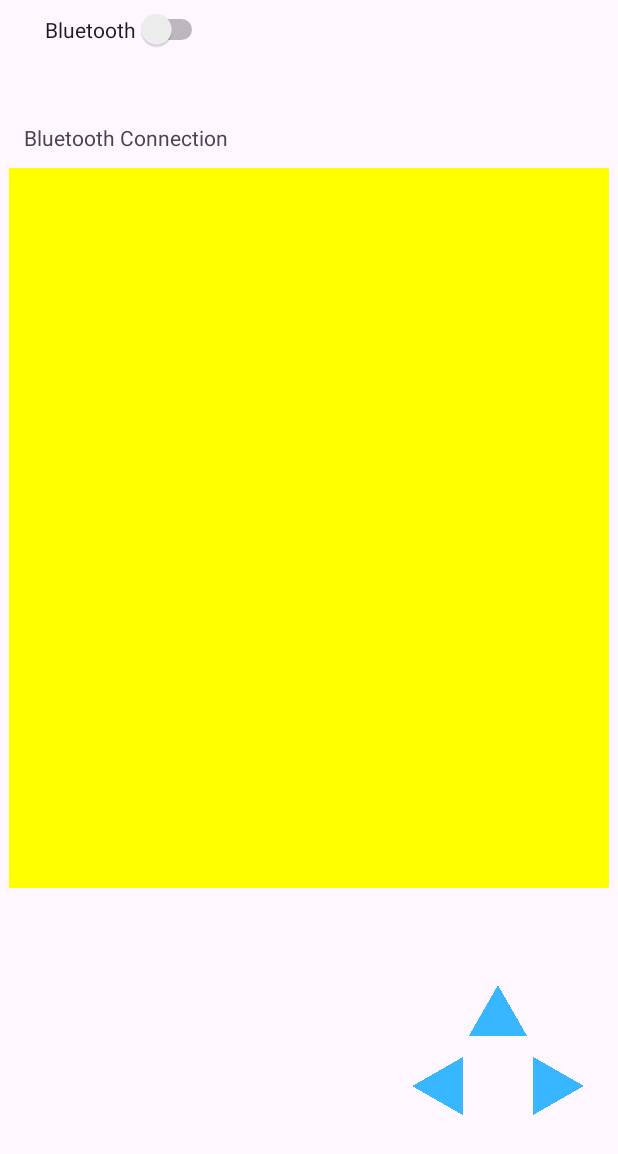
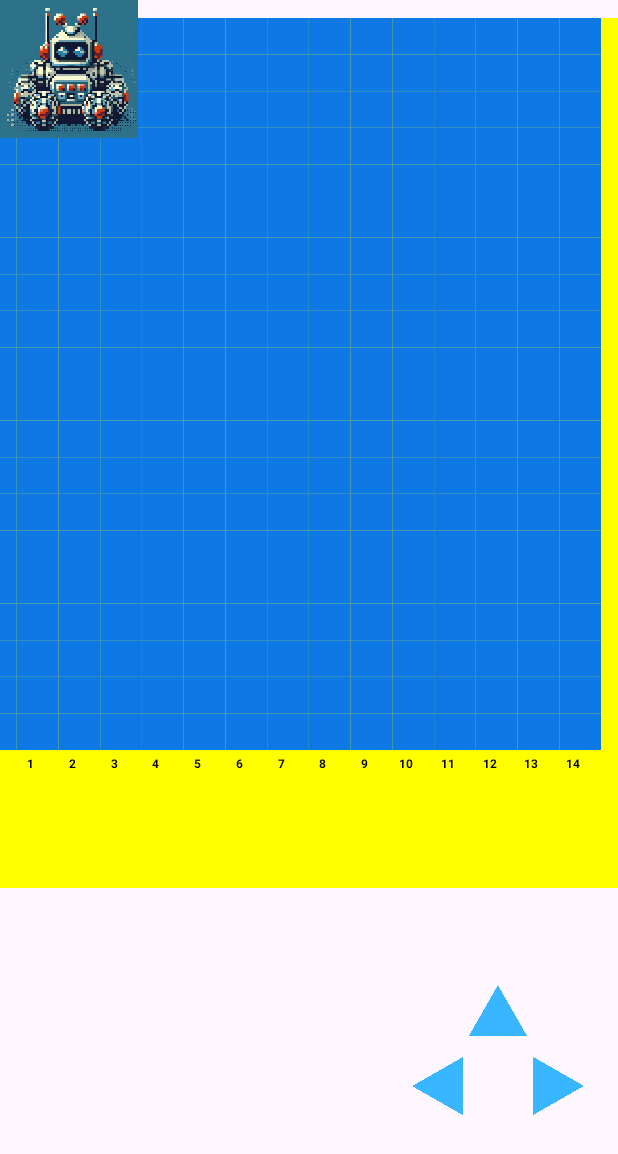
Before and after one commit to Arielace3/MDPProject, an Android app: the screen it shows after launch (MainActivity), on a phone screen of 412 x 824 dp. Shown: the top 1154 px of the screen. Run offline under Robolectric (Android 15) with nearby library versions, the phone set to English and light mode, and no system bars; 1 statement that could not run was skipped.

Commit message:
update Map class to display map grid Classes added: Cell, Constant

```diff
--- a/app/src/main/java/com/example/mdpproject/BluetoothConnection.java
+++ b/app/src/main/java/com/example/mdpproject/BluetoothConnection.java
@@ -71,7 +71,7 @@ public class BluetoothConnection extends AppCompatActivity {
         setContentView(R.layout.activity_main);
 
         Button btnONOFF = findViewById(R.id.btnONOFF);
-        bluetoothStatus = findViewById(R.id.bluetoothStatus);
+//        bluetoothStatus = findViewById(R.id.bluetoothStatus);
 
         Map map = findViewById(R.id.map);
 
--- /dev/null
+++ b/app/src/main/java/com/example/mdpproject/Cell.java
@@ -0,0 +1,55 @@
+package com.example.mdpproject;
+
+import android.graphics.Paint;
+
+//Cell Class
+public class Cell {
+
+    public float startX, startY, endX, endY;
+    public Paint paint;
+    public boolean imgFlag;
+    public int id = -1;
+
+    String type;
+
+    //repeated - create a color thing
+    private Paint obstacleColor = new Paint();
+    private Paint robotColor = new Paint();
+    private Paint unexploredCellColor = new Paint();
+    private Paint exploredCellColor = new Paint();
+
+    public Cell(float startX, float startY, float endX, float endY, Paint paint) {
+        this.startX = startX;
+        this.startY = startY;
+        this.endX = endX;
+        this.endY = endY;
+        this.paint = paint;
+        this.imgFlag = false;
+    }
+
+    public void setType(String type) {
+        this.type = type;
+        switch (type) {
+            case "obstacle":
+                this.paint = obstacleColor;
+                break;
+            case "robot":
+                this.paint = robotColor;
+                break;
+            case "unexplored":
+                this.paint = unexploredCellColor;
+                break;
+            case "explored":
+                this.paint = exploredCellColor;
+                break;
+
+            default:
+                break;
+        }
+    }
+
+    public int getId() {
+        return this.id;
+    }
+
+}
--- /dev/null
+++ b/app/src/main/java/com/example/mdpproject/Constants.java
@@ -0,0 +1,15 @@
+package com.example.mdpproject;
+
+public class Constants {
+
+    public static final String UP = "Up";
+    public static final String DOWN = "Down";
+    public static final String LEFT = "Left";
+    public static final String RIGHT = "Right";
+    public static final String NORTH = "N";
+    public static final String SOUTH = "S";
+    public static final String EAST = "E";
+    public static final String WEST = "W";
+    public static final String NONE = "None";
+
+}
--- a/app/src/main/java/com/example/mdpproject/MainActivity.java
+++ b/app/src/main/java/com/example/mdpproject/MainActivity.java
@@ -3,10 +3,16 @@ package com.example.mdpproject;
 import android.os.Bundle;
 import android.view.View;
 import android.widget.ImageButton;
+import android.widget.ImageView;
+
 
 import androidx.appcompat.app.AppCompatActivity;
 
 public class MainActivity extends AppCompatActivity{
+
+    private static ImageView robot;
+    private static Map map;
+    private static int rotation = 0;
 
     @Override
     protected void onCreate(Bundle savedInstanceState) {
@@ -21,18 +27,23 @@ public class MainActivity extends AppCompatActivity{
         View.OnClickListener movementOnClickListener = new View.OnClickListener() {
             @Override
             public void onClick(View view) {
-
+                if (robot.getVisibility() == View.INVISIBLE) {
+                    return;
+                }
                 String instruction = "_";
 
                 //constant expression issue, not sure why
 //                switch (view.getId()) {
 //                    case R.id.arrowForward:
+                          masterRobotMovement(Constants.UP);
 //                        instruction = "f";
 //                        break;
 //                    case R.id.arrowRight:
+                          masterRobotMovement(Constants.RIGHT);
 //                        instruction = "r";
 //                        break;
 //                    case R.id.arrowLeft:
+                          masterRobotMovement(Constants.LEFT);
 //                        instruction = "l";
 //                        break;
 //                }
@@ -45,6 +56,26 @@ public class MainActivity extends AppCompatActivity{
         forwardButton.setOnClickListener(movementOnClickListener);
         rightButton.setOnClickListener(movementOnClickListener);
         leftButton.setOnClickListener(movementOnClickListener);
+
+        //ROBOT settings - KEEP IT INVISIBLE AT FIRST
+//        robot = (ImageView) findViewById(R.id.robotcar);
+//
+//        if (map.getCanDrawRobot()) {
+//            robot.setVisibility(View.VISIBLE);
+//            rotation = map.convertFacingToRotation(map.getRobotFacing());
+//            trackRobot();
+//        } else {
+//            robot.setVisibility(View.INVISIBLE);
+//        }
     }
 
+    private void trackRobot() {
+    }
+
+
+    private void masterRobotMovement(String direction) {
+        //various robot movements
+    }
+
+
 }
--- a/app/src/main/java/com/example/mdpproject/Map.java
+++ b/app/src/main/java/com/example/mdpproject/Map.java
@@ -1,48 +1,202 @@
 package com.example.mdpproject;
 
+import com.example.mdpproject.Cell;
 import android.content.Context;
 import android.graphics.Canvas;
 import android.graphics.Color;
 import android.graphics.Paint;
+import android.graphics.Typeface;
 import android.util.AttributeSet;
 import android.util.Log;
 import android.view.View;
 
+import java.util.ArrayList;
+
 public class Map extends View {
 
     private static final String TAG = "Map";
-    private Paint paint;
+    private static Cell[][] cells;
+    private static float cellSizeX,cellSizeY;
+    private static final int COLS = 15, ROWS = 20;
+    private static int[] curCoord = new int[]{1, 1};
+    private static ArrayList<int[]> obstacleCoord = new ArrayList<>();
+    private Paint background, unexploredPaint, gridNumberPaint, wallPaint;
+    private static boolean canDrawRobot = false;
+    private static String robotFacing = Constants.NONE;
+    private static int robotSize = 3;
 
     public Map(Context context, AttributeSet attrs) {
         super(context, attrs);
-        init();
-    }
-
-    private void init() {
-        paint = new Paint();
-        paint.setColor(Color.RED); // Set paint color to red
-        paint.setStyle(Paint.Style.FILL); // Fill the shape
+//        init();
+        createAllPaint();
     }
 
     @Override
     protected void onDraw(Canvas canvas) {
+        Log.d(TAG, "onDraw() called");
         super.onDraw(canvas);
 
+        canvas.drawColor(Color.YELLOW);
         // Get the width and height of the view
         int width = getWidth();
         int height = getHeight();
+//       Log width and height (for debugging purposes)
+         Log.d(TAG, "Width: " + width + ", Height: " + height);
+        cellSizeX = (float) 626 / COLS;
+        cellSizeY = (float) 732 / ROWS;
+        Log.d(TAG, "Cell sizeX: " + String.valueOf(cellSizeX) + ", Cell sizeY: " + String.valueOf(cellSizeY));
 
-//         Log width and height (for debugging purposes)
-         Log.d(TAG, "Width: " + width + ", Height: " + height);
+        canvas.translate(40, 0);
+        createCell();
+        drawCell(canvas);
+        drawGridNumber(canvas);
+        drawRobot(canvas, curCoord);
+        drawObstacles(canvas, obstacleCoord);
 
-        canvas.drawColor(Color.YELLOW);
-        // Draw a red rectangle that occupies a quarter of the view's width and height
-//        canvas.drawRect(
-//                width / 4, // left
-//                height / 4, // top
-//                (width / 4) * 3, // right
-//                (height / 4) * 3, // bottom
-//                paint
-//        );
+
     }
+
+    private void createAllPaint(){
+        //COLOR FOR UNEXPLORED PATH
+        unexploredPaint = new Paint();
+        unexploredPaint.setColor(Color.parseColor("#0E79E5"));
+
+        gridNumberPaint = new Paint();
+        gridNumberPaint.setColor(Color.BLACK);
+        gridNumberPaint.setTextSize(12);
+        gridNumberPaint.setTypeface(Typeface.DEFAULT_BOLD);
+
+    }
+
+    private void createCell() {
+        Log.d(TAG, "createCell() called");
+        cells = new Cell[COLS][ROWS];
+
+        for (int x = 0; x < COLS; x++) {
+            for (int y = 0; y < ROWS; y++) {
+                cells[x][y] = new Cell(x * cellSizeX, y * cellSizeY, (x + 1) * cellSizeX, (y + 1) * cellSizeY, unexploredPaint);
+            }
+        }
+
+    }
+
+    private void drawCell(Canvas canvas){
+        Log.d(TAG, "drawCell() called");
+        for (int x = 0; x < COLS; x++) {
+            for (int y = 0; y < ROWS; y++) {
+                //DRAW EACH INDIVIDUAL CELL
+                canvas.drawRect(cells[x][y].startX,cells[x][y].startY,cells[x][y].endX,cells[x][y].endY,cells[x][y].paint);
+            }
+        }
+    }
+
+    //See if better
+//    public void drawCell(Canvas canvas) {
+//        for (int x = 1; x <= COLS; x++) {
+//            for (int y = 0; y < ROWS; y++) {
+//                for (int i = 0; i < robotSize; i++) {
+//                    Paint textPaint = new Paint();
+//                    textPaint.setTextSize(20);
+//                    textPaint.setColor(Color.WHITE);
+//                    textPaint.setTextAlign(Paint.Align.CENTER);
+//                    canvas.drawText(String.valueOf(cells[x][y].getId()),(cells[x][y].startX+cells[x][y].endX)/2, cells[x][y].endY + (cells[x][y].startY-cells[x][y].endY)/4, textPaint);
+//                    canvas.drawRect(cells[x][y].startX, cells[x][y].startY, cells[x][y].endX, cells[x][y].endY, cells[x][y].paint);
+//                }
+//            }
+//        }
+//    }
+
+    public void drawRobot(Canvas canvas, int[] curCoord) {
+        int androidRowCoord = this.convertRow(curCoord[1]);
+
+        // for the shading of square - USED TO BE -1 to + 1
+        for (int x = curCoord[0]; x <= curCoord[0] + 2; x++)
+            for (int y = androidRowCoord - 2; y <= androidRowCoord; y++)
+                cells[x][y].setType("robot");
+        Log.d(TAG,"drawRobot()");
+    }
+
+    private void drawGridNumber(Canvas canvas) {
+        //GRID NUMBER FOR COLUMN
+        Log.d(TAG,"drawGridNumber()");
+
+        for (int x = 0; x < 15; x++) {
+            if(x > 9){
+                Log.d(TAG,"x =" + String.valueOf(x));
+//                Log.d(TAG,"cells[x][19].startX: " + String.valueOf(cells[x][19].startX) + "\n" +
+//                        "cells[x][19].startX + (cellSizeX / 6): " + (cellSizeX / 6) + String.valueOf(cells[x][19].startX) + (cellSizeX / 6) + "\n" +
+//                        "cellSizeX: " + String.valueOf(cellSizeX) + "\n" +
+//                        "cells[x][19].endY: " + String.valueOf(cells[x][19].endY) + "\n" +
+//                        "cellSizeY: " + String.valueOf(cellSizeY) + "\n" +
+//                        "**************************");
+
+                canvas.drawText(Integer.toString(x), cells[x][19].startX + (cellSizeX / 6), cells[x][19].endY + (cellSizeY / 2), gridNumberPaint);
+            } else {
+                //GRID NUMBER FOR ROW
+                canvas.drawText(Integer.toString(x), cells[x][19].startX + (cellSizeX / 4), cells[x][19].endY + (cellSizeY / 2), gridNumberPaint);
+            }
+        }
+
+        Log.d(TAG,"cellSizeY" + String.valueOf(cellSizeY));
+        //GRID NUMBER FOR ROW
+        for (int y = 0;y <20;y++) {
+            if(y >9){
+                canvas.drawText(Integer.toString(19 - y), cells[0][y].startX - (cellSizeX / 2f), cells[0][y].endY - (cellSizeY / 3.5f), gridNumberPaint);
+            }
+            else {
+                canvas.drawText(Integer.toString(19 - y), cells[0][y].startX - (cellSizeX / 1.7f), cells[0][y].endY - (cellSizeY / 3.5f), gridNumberPaint);
+            }
+        }
+    }
+
+
+
+    public void drawObstacles(Canvas canvas, ArrayList<int[]> obstacles) {
+        // Extract the obstacle coordinates (x and y)
+//        int x = obstacles.get(i)[0];
+//        int y = obstacles.get(i)[1];
+        for (int i = 0; i < obstacles.size(); i++) {
+            cells[obstacles.get(i)[0]][obstacles.get(i)[1]].setType("obstacle");
+        }
+    }
+
+    /**
+     * cos row 5 is array[][15]
+     * @param row
+     * @return
+     */
+    public int convertRow(int row) {
+        return (20 - row);
+    }
+
+    public int convertFacingToRotation(String facing) {
+        switch (facing) {
+            case Constants.NORTH:
+                return 0;
+            case Constants.EAST:
+                return 90;
+            case Constants.SOUTH:
+                return 180;
+            case Constants.WEST:
+                return 270;
+            default:
+                return 0;    // assume
+        }
+    }
+
+    public boolean getCanDrawRobot() {
+        return canDrawRobot;
+    }
+
+    public void setCanDrawRobot(boolean isDrawRobot) {
+        canDrawRobot = isDrawRobot;
+    }
+
+    public String getRobotFacing() {
+        return robotFacing;
+    }
+
+    public void setRobotFacing(String facing) {
+        robotFacing = facing;}
+
 }
--- a/app/src/main/res/layout/activity_main.xml
+++ b/app/src/main/res/layout/activity_main.xml
@@ -9,26 +9,6 @@
     android:layout_height="match_parent"
     tools:context=".BluetoothConnection">
 
-    <TextView
-        android:id="@+id/textView"
-        android:layout_width="wrap_content"
-        android:layout_height="wrap_content"
-        android:text="Bluetooth Connection"
-        app:layout_constraintStart_toStartOf="parent"
-        app:layout_constraintTop_toTopOf="parent"
-        android:layout_marginStart="16dp"
-        android:layout_marginTop="82dp"/>
-
-    <TextView
-        android:id="@+id/bluetoothStatus"
-        android:layout_width="wrap_content"
-        android:layout_height="wrap_content"
-        android:text="Off"
-        android:textSize="18sp"
-        app:layout_constraintStart_toEndOf="@id/textView"
-        app:layout_constraintTop_toTopOf="@id/textView"
-        android:layout_marginStart="16dp"
-        android:layout_marginTop="82dp"/>
 
     <Switch
         android:id="@+id/btnONOFF"
@@ -36,9 +16,31 @@
         android:layout_height="wrap_content"
         android:text="Bluetooth"
         app:layout_constraintStart_toStartOf="parent"
-        app:layout_constraintTop_toBottomOf="@id/textView"
-        android:layout_marginStart="30dp"
-        android:layout_marginTop="-95dp"/>
+        app:layout_constraintTop_toTopOf="parent"
+        android:layout_marginStart="20dp"
+        android:layout_marginTop="10dp"/>
+
+    <TextView
+        android:id="@+id/textView"
+        android:layout_width="wrap_content"
+        android:layout_height="wrap_content"
+        android:text="Bluetooth Details..."
+        app:layout_constraintStart_toStartOf="parent"
+        app:layout_constraintTop_toBottomOf="@+id/btnONOFF"
+        android:layout_marginStart="20dp"
+        android:layout_marginTop="0dp"/>
+
+<!--    <TextView-->
+<!--        android:id="@+id/bluetoothStatus"-->
+<!--        android:layout_width="wrap_content"-->
+<!--        android:layout_height="wrap_content"-->
+<!--        android:text="Off"-->
+<!--        android:textSize="18sp"-->
+<!--        app:layout_constraintStart_toEndOf="@id/textView"-->
+<!--        app:layout_constraintTop_toTopOf="@id/textView"-->
+<!--        android:layout_marginStart="16dp"-->
+<!--        android:layout_marginTop="82dp"/>-->
+
 
     <ImageButton
         android:id="@+id/arrowForward"
@@ -97,13 +99,22 @@
 
     <com.example.mdpproject.Map
         android:id="@+id/map"
-        android:layout_width="400dp"
-        android:layout_height="480dp"
-        android:layout_marginTop="-120dp"
+        android:layout_width="500dp"
+        android:layout_height="580dp"
+        android:layout_marginTop="-220dp"
         app:layout_constraintTop_toTopOf="parent"
         app:layout_constraintBottom_toBottomOf="parent"
         app:layout_constraintStart_toStartOf="parent"
         app:layout_constraintEnd_toEndOf="parent" />
+
+    <ImageView
+        android:id="@+id/robotcar"
+        android:layout_width="138px"
+        android:layout_height="138px"
+        android:background="#5FB6F3"
+        android:src="@drawable/robot"
+        app:layout_constraintStart_toStartOf="parent"
+        app:layout_constraintTop_toTopOf="parent" />
 
 </androidx.constraintlayout.widget.ConstraintLayout>
 
```
Also changed, not shown: app/src/main/res/drawable/robot.jpeg (added).
